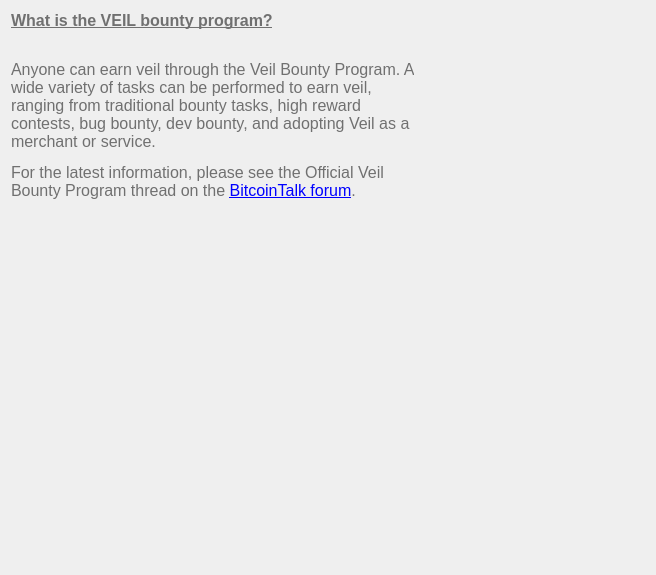
First picture: the form in src/qt/veil/forms/settingsfaq10.ui, repository Veil-Project/veil, before the edit.
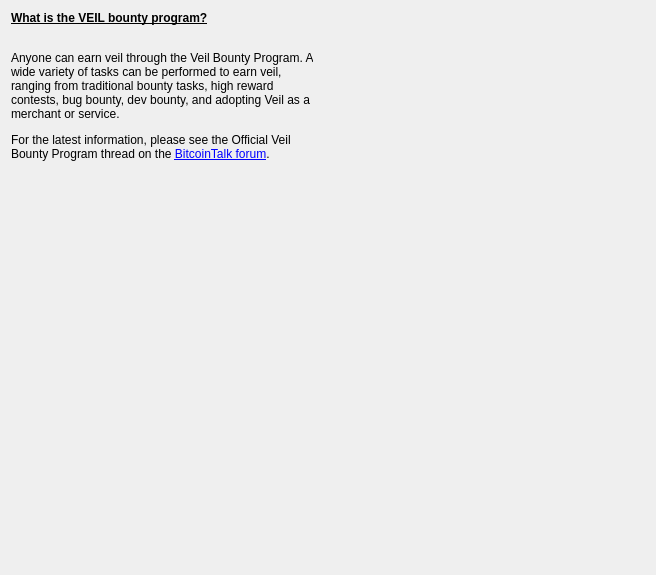
Second picture: the form after the edit.

Diff of the .ui file:
```diff
--- a/src/qt/veil/forms/settingsfaq10.ui
+++ b/src/qt/veil/forms/settingsfaq10.ui
@@ -13,10 +13,6 @@
   <property name="windowTitle">
    <string>Form</string>
   </property>
-  <property name="styleSheet">
-   <string notr="true">font-size:16px;
-color:#707070;</string>
-  </property>
   <layout class="QVBoxLayout" name="verticalLayout">
    <property name="rightMargin">
     <number>60</number>
@@ -35,9 +31,6 @@
        <height>0</height>
       </size>
      </property>
-     <property name="styleSheet">
-      <string notr="true">font-weight:200;</string>
-     </property>
      <property name="text">
       <string>&lt;html&gt;&lt;head/&gt;&lt;body&gt;&lt;p&gt;&lt;span style=&quot;font-weight:600; text-decoration: underline;&quot;&gt;What is the VEIL bounty program?&lt;/span&gt;&lt;/p&gt;&lt;p&gt;&lt;span&gt;&lt;br/&gt;Anyone can earn veil through the Veil Bounty Program. A wide variety of tasks can be performed to earn veil, ranging from traditional bounty tasks, high reward contests, bug bounty, dev bounty, and adopting Veil as a merchant or service.&lt;/span&gt;&lt;/p&gt;&lt;p&gt;&lt;span&gt;For the latest information, please see the Official Veil Bounty Program thread on the &lt;/span&gt;&lt;a target=&quot;_blank&quot; href=&quot;https://bitcointalk.org/index.php?topic=5065331.0&quot;&gt;&lt;span style=&quot; text-decoration: underline; color:#0000ff;&quot;&gt;BitcoinTalk forum&lt;/span&gt;&lt;/a&gt;&lt;span&gt;. &lt;/span&gt;&lt;/p&gt;&lt;/body&gt;&lt;/html&gt;</string>
      </property>
```
